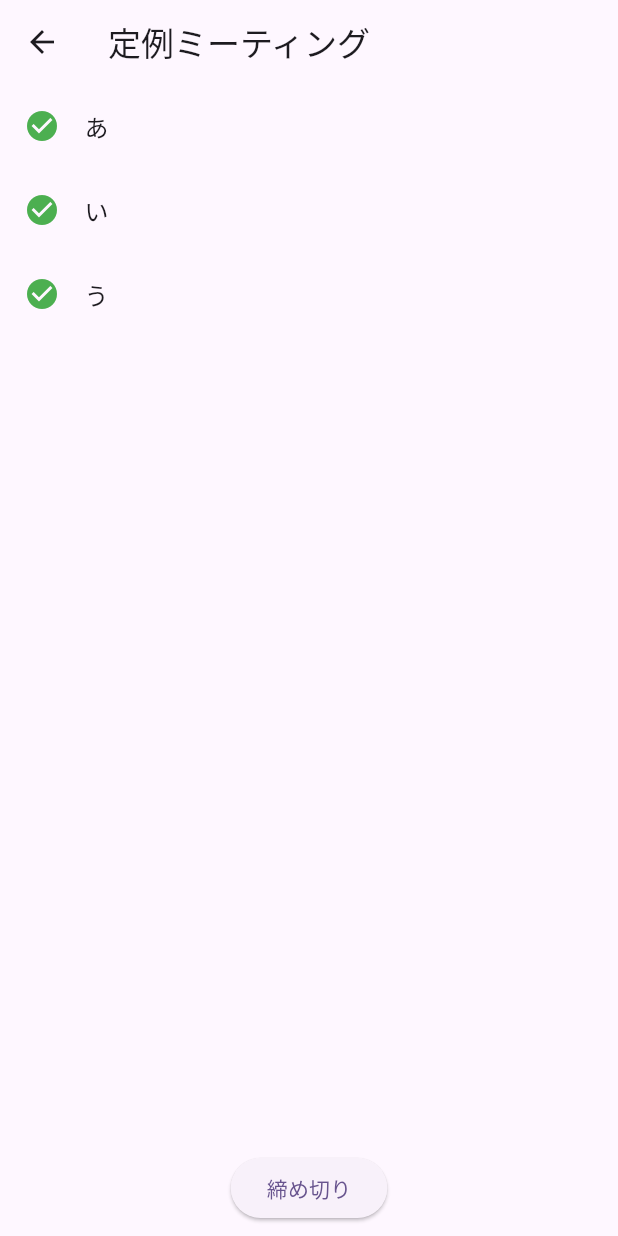
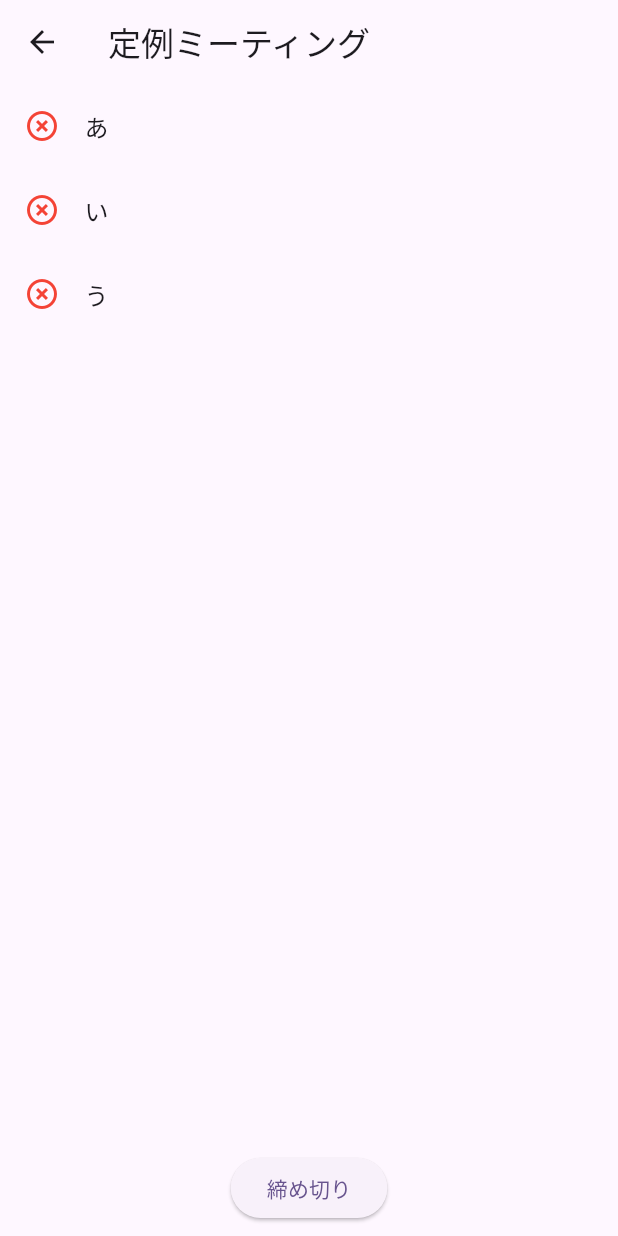
Before and after one commit to Conan-Wen/attendance_app, a Flutter app: the screen it shows after launch, after a tap on "開催者ページ", on a phone screen of 412 x 824 dp. Run offline on Flutter 3.47's test engine with Material 3 defaults, Android fonts, the phone set to English and light mode, and no system bars; our stand-ins replace device_info_plus, flutter_styled_toast; missing offline and left inert: flutter_nearby_connections; statements that could not run were skipped.

Commit message:
Add checkList and resisterAttendance

```diff
--- a/lib/HostPage/main.dart
+++ b/lib/HostPage/main.dart
@@ -20,22 +20,19 @@ class HostPage extends StatefulWidget {
 class _HostPageState extends State<HostPage> {
   IconData statusIcon = Icons.check_circle;
   Color iconColor = Colors.green;
+  late List<bool> checkList;
   List<Device> devices = [];
   List<Device> connectedDevices = [];
   late NearbyService nearbyService;
   late StreamSubscription subscription;
   late StreamSubscription receivedDataSubscription;
 
-  void _changeStatusIcon(index) {
-    setState(() {
-      if (statusIcon == Icons.highlight_off) {
-        statusIcon = Icons.check_circle_outline;
-        iconColor = Colors.green;
-      } else {
-        statusIcon = Icons.highlight_off;
-        iconColor = Colors.red;
+  IconData getStatusIcon(bool check) {
+    return check ? Icons.check_circle_outline : Icons.highlight_off;
   }
-    });
+
+  Color getColorIcon(bool check) {
+    return check ? Colors.green : Colors.red;
   }
 
   void _registerAttendance(name, deviceId) {
@@ -43,14 +40,19 @@ class _HostPageState extends State<HostPage> {
     // nameのstringがconferenceNameの中に含まれているか確認してインデックスを抽出
     // participantsのインデックスを抽出して、そのインデックスのstatusIconを変更する
     // nameがconferenceNameの中に含まれているか確認してインデックスを抽出
-
+    setState(() {
       // final myController = TextEditingController();
-    int index = widget.conferenceName.indexOf(name);
-    _changeStatusIcon(index);
+      for (int i = 0; i < widget.participants.length; i++) {
+        if (widget.participants[i] == name && !checkList[i]) {
+          checkList[i] = true;
+          break;
+        }
+      }
       // // 出席完了メッセージを送信
       nearbyService.sendMessage(deviceId, "出席完了");
       // // 接続を切る
       nearbyService.disconnectPeer(deviceID: deviceId);
+    });
   }
 
   void _aggregateAttendanceData() {
@@ -66,6 +68,7 @@ class _HostPageState extends State<HostPage> {
   void initState() {
     super.initState();
     init();
+    checkList = List<bool>.filled(widget.participants.length, false);
   }
 
   @override
@@ -91,7 +94,8 @@ class _HostPageState extends State<HostPage> {
               itemCount: widget.participants.length,
               itemBuilder: (context, index) {
                 return ListTile(
-                  leading: Icon(statusIcon, color: iconColor),
+                  leading: Icon(getStatusIcon(checkList[index]),
+                      color: getColorIcon(checkList[index])),
                   title: Text(widget.participants[index]),
                 );
               },
@@ -123,7 +127,7 @@ class _HostPageState extends State<HostPage> {
     }
     await nearbyService.init(
         serviceType: 'mpconn',
-        deviceName: devInfo,
+        deviceName: widget.conferenceName,
         strategy: Strategy.P2P_STAR, // 1-to-N
         callback: (isRunning) async {
           if (isRunning) {
@@ -140,7 +144,7 @@ class _HostPageState extends State<HostPage> {
       devicesList.forEach((element) {
         print(
             " deviceId: ${element.deviceId} | deviceName: ${element.deviceName} | state: ${element.state}");
-
+/*
         if (Platform.isAndroid) {
           if (element.state == SessionState.connected) {
             nearbyService.stopBrowsingForPeers();
@@ -148,6 +152,7 @@ class _HostPageState extends State<HostPage> {
             nearbyService.startBrowsingForPeers();
           }
         }
+        */
       });
 
       setState(() {
```
Lines whose indentation alone changed are shown as unchanged.
